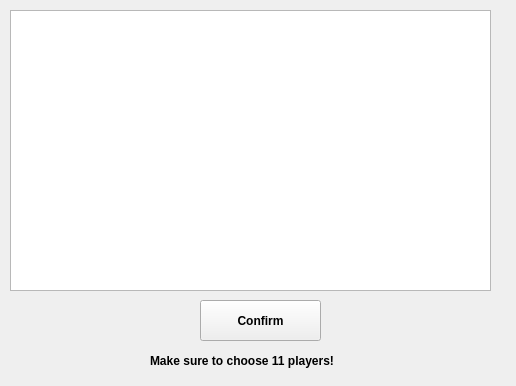
This is chooseopponentxi.ui in TNT57/FootballClubManagementSystem as Qt 5 draws it before an edit. The edited form follows.
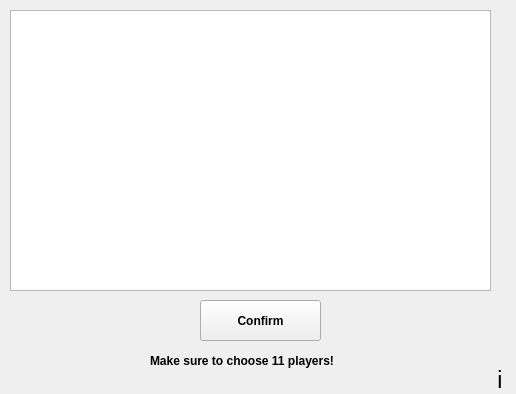
This is the edited form.

```diff
--- a/chooseopponentxi.ui
+++ b/chooseopponentxi.ui
@@ -7,7 +7,7 @@
     <x>0</x>
     <y>0</y>
     <width>516</width>
-    <height>386</height>
+    <height>394</height>
    </rect>
   </property>
   <property name="windowTitle">
@@ -65,6 +65,27 @@
     <string>Make sure to choose 11 players!</string>
    </property>
   </widget>
+  <widget class="QLabel" name="infoLabel">
+   <property name="geometry">
+    <rect>
+     <x>490</x>
+     <y>370</y>
+     <width>20</width>
+     <height>20</height>
+    </rect>
+   </property>
+   <property name="font">
+    <font>
+     <pointsize>17</pointsize>
+    </font>
+   </property>
+   <property name="text">
+    <string>i</string>
+   </property>
+   <property name="alignment">
+    <set>Qt::AlignCenter</set>
+   </property>
+  </widget>
  </widget>
  <resources/>
  <connections/>
```
